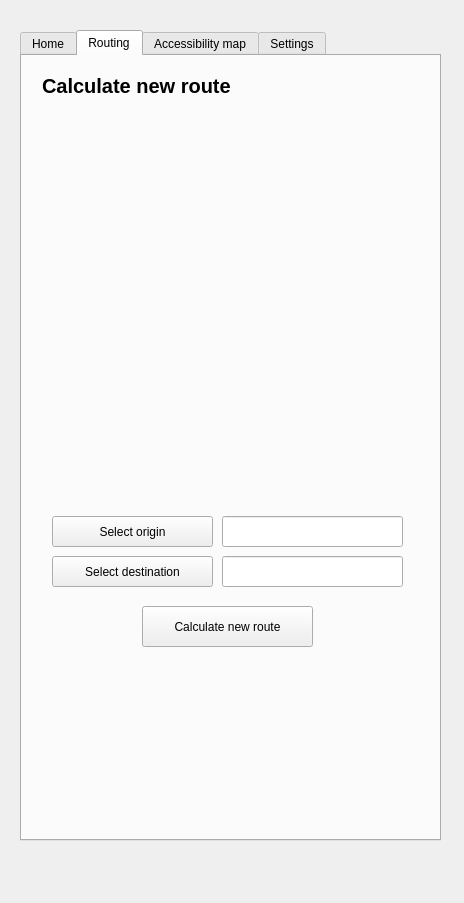
The window that transition_qgis_dockwidget_base.ui (chairemobilite/transition_qgis) describes before a commit, drawn with Qt 5.
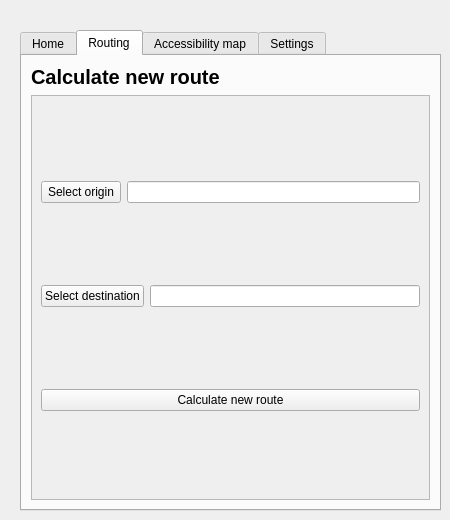
The same window after the commit. The open tabs and pages were chosen to show the change.

Commit message:
layout: Add scroll area to forms and make them smaller
fixes #4

This makes the routing and accessibility map forms smaller in height and
scrollable so they can be visible on a smaller screen.

Unfortunately it does not make the whole forms responsive, as layouts in
QT designer do not seem to work properly in QGis. In order to do so, the
forms will probably have to be created programmatically instead of via a
QT designer file.

What changed in the file:
```diff
--- a/transition_qgis_dockwidget_base.ui
+++ b/transition_qgis_dockwidget_base.ui
@@ -6,8 +6,8 @@
    <rect>
     <x>0</x>
     <y>0</y>
-    <width>464</width>
-    <height>903</height>
+    <width>450</width>
+    <height>520</height>
    </rect>
   </property>
   <property name="windowTitle">
@@ -19,7 +19,7 @@
      <x>20</x>
      <y>30</y>
      <width>421</width>
-     <height>811</height>
+     <height>481</height>
     </rect>
    </property>
    <property name="currentIndex">
@@ -68,109 +68,76 @@
     <attribute name="title">
      <string>Routing</string>
     </attribute>
-    <widget class="QPushButton" name="routeButton">
-     <property name="geometry">
-      <rect>
-       <x>120</x>
-       <y>550</y>
-       <width>171</width>
-       <height>41</height>
-      </rect>
+    <layout class="QVBoxLayout" name="parentLayout">
+     <item>
+      <widget class="QLabel" name="lblRouteCalculation">
+       <property name="font">
+        <font>
+         <pointsize>15</pointsize>
+         <weight>75</weight>
+         <bold>true</bold>
+        </font>
      </property>
      <property name="text">
       <string>Calculate new route</string>
      </property>
     </widget>
+     </item>
+     <item>
+      <widget class="QScrollArea" name="routingScrollArea">
+       <property name="widgetResizable">
+        <bool>true</bool>
+       </property>
+       <widget class="QWidget" name="scrollAreaWidgetContents">
+        <layout class="QVBoxLayout" name="routeTabVerticalLayout">
+         <item>
+          <layout class="QVBoxLayout" name="routeVerticalLayout"/>
+         </item>
+         <item>
+          <layout class="QHBoxLayout" name="horizontalLayout">
+           <item>
     <widget class="QPushButton" name="routeCaptureButtonFrom">
-     <property name="geometry">
-      <rect>
-       <x>30</x>
-       <y>460</y>
-       <width>161</width>
-       <height>31</height>
-      </rect>
-     </property>
      <property name="text">
       <string>Select origin</string>
      </property>
     </widget>
-    <widget class="QLineEdit" name="userCrsEditTo">
-     <property name="geometry">
-      <rect>
-       <x>200</x>
-       <y>500</y>
-       <width>181</width>
-       <height>31</height>
-      </rect>
-     </property>
-    </widget>
-    <widget class="QLineEdit" name="userCrsEditFrom">
-     <property name="geometry">
-      <rect>
-       <x>200</x>
-       <y>460</y>
-       <width>181</width>
-       <height>31</height>
-      </rect>
-     </property>
-    </widget>
+           </item>
+           <item>
+            <widget class="QLineEdit" name="userCrsEditFrom"/>
+           </item>
+          </layout>
+         </item>
+         <item>
+          <layout class="QHBoxLayout" name="accessHorizontalLayout">
+           <item>
     <widget class="QPushButton" name="routeCaptureButtonTo">
-     <property name="geometry">
-      <rect>
-       <x>30</x>
-       <y>500</y>
-       <width>161</width>
-       <height>31</height>
-      </rect>
-     </property>
      <property name="text">
       <string>Select destination</string>
      </property>
     </widget>
-    <widget class="QWidget" name="verticalLayoutWidget">
-     <property name="geometry">
-      <rect>
-       <x>20</x>
-       <y>50</y>
-       <width>371</width>
-       <height>401</height>
-      </rect>
-     </property>
-     <layout class="QVBoxLayout" name="routeVerticalLayout"/>
-    </widget>
-    <widget class="QLabel" name="label_2">
-     <property name="geometry">
-      <rect>
-       <x>20</x>
-       <y>20</y>
-       <width>281</width>
-       <height>20</height>
-      </rect>
-     </property>
-     <property name="font">
-      <font>
-       <pointsize>15</pointsize>
-       <weight>75</weight>
-       <bold>true</bold>
-      </font>
-     </property>
+           </item>
+           <item>
+            <widget class="QLineEdit" name="userCrsEditTo"/>
+           </item>
+          </layout>
+         </item>
+         <item>
+          <widget class="QPushButton" name="routeButton">
      <property name="text">
       <string>Calculate new route</string>
      </property>
     </widget>
-    <widget class="QWidget" name="verticalLayoutWidget_4">
-     <property name="geometry">
-      <rect>
-       <x>10</x>
-       <y>600</y>
-       <width>401</width>
-       <height>171</height>
-      </rect>
-     </property>
+         </item>
+         <item>
      <layout class="QVBoxLayout" name="transitInfoLayout"/>
-    </widget>
-   </widget>
-   <widget class="QWidget" name="tab_3">
+         </item>
+        </layout>
+       </widget>
+      </widget>
+     </item>
+    </layout>
+   </widget>
+   <widget class="QWidget" name="tabAccessibility">
     <attribute name="title">
      <string>Accessibility map</string>
     </attribute>
```
Left out of the diff: 111 changed lines with no effect on the pictures. Lines whose indentation alone changed are shown as unchanged.
